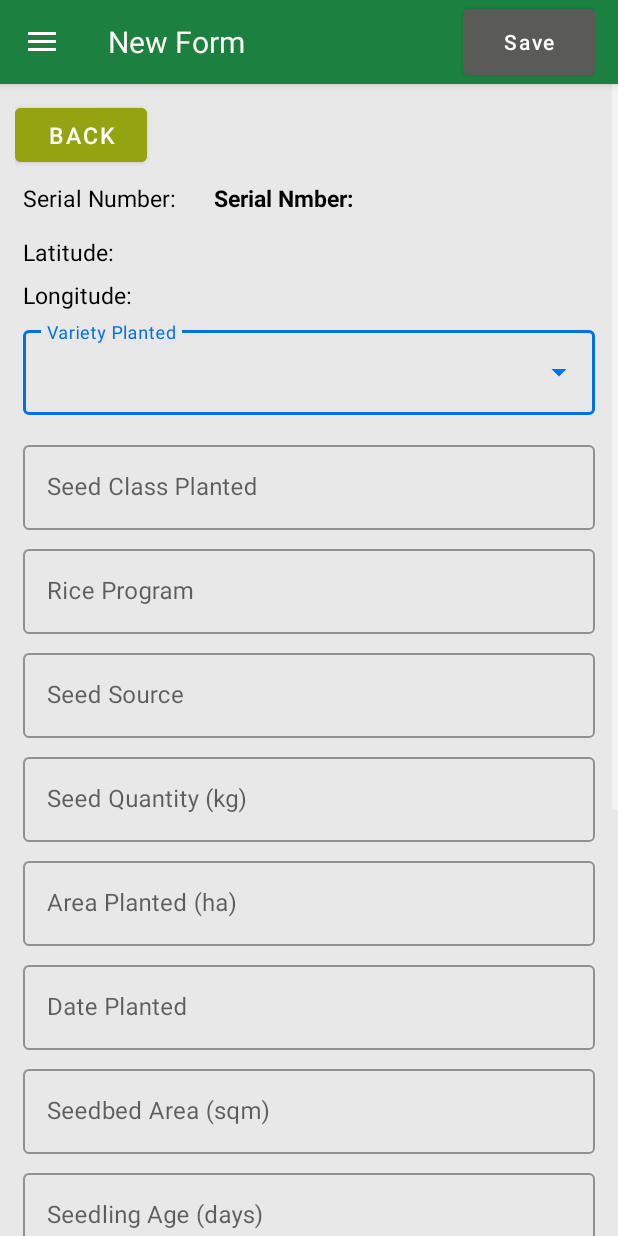
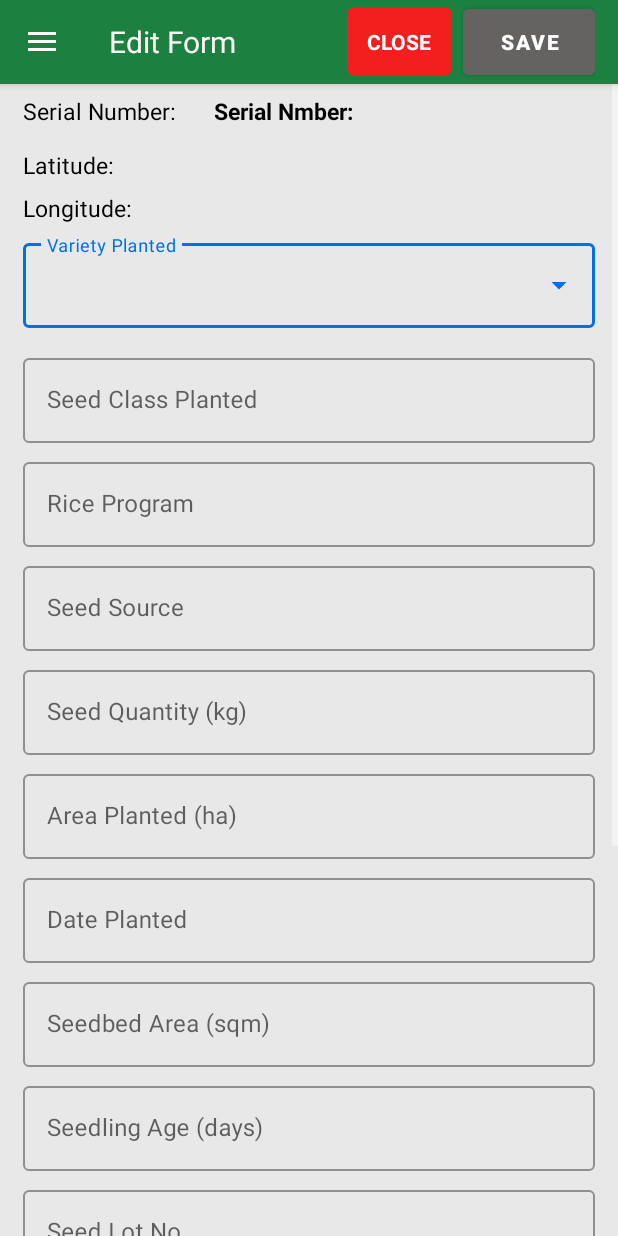
Before and after one commit to FrncsRdrgz/growApp, an Android app: the EditSeedProductionActivity screen opened directly, with no data from a screen before it, on a phone screen of 412 x 824 dp. Run offline under Robolectric (Android 15) with nearby library versions, the phone set to English and light mode, and no system bars; our stand-ins replace Room's generated code; libraries missing offline, so code that uses them is left out: com.budiyev.android; 30 statements that could not run were skipped.

Commit message:
updates on the UI

```diff
--- a/app/src/main/java/govph/rsis/growapp/EditSeedProductionActivity.java
+++ b/app/src/main/java/govph/rsis/growapp/EditSeedProductionActivity.java
@@ -93,9 +93,9 @@ public class EditSeedProductionActivity extends AppCompatActivity implements Loc
     LocationListener locationListener;
     Toolbar toolbar;
     LinearLayout l10, l11;
-    TextView tvLatitude, tvLongitude, tvCancel,tvSave,tvAccredNo,tvVersion,tvWelcomeName,tvWelcomeSerial,tvList,tvSent,tvDeleted;
+    TextView tvLatitude, tvLongitude, tvCancel,tvSave,tvAccredNo,tvVersion,tvWelcomeName,tvWelcomeSerial,tvList,tvSent,tvDeleted,titleForm,backBtn;
     MenuItem mList,mSent,mDeleted;
-    Button getLocationBtn,btnSave,backBtn;
+    Button getLocationBtn,btnSave;
     AutoCompleteTextView actVariety,actOtherVariety,actSeedClass, actSeedSource,actRiceProgram,actPreviousVariety;
     TextInputLayout tilVariety,tilOtherVariety,tilSeedClass,tilSeedSource, tilRiceProgram,tilDatePlanted,tilSeedClass2,tillSeedSource2,tilRiceProgram2,tilAreaPlanted,tilSeedQuantity,tilSeedBedArea,tilSeedlingAge,tilSeedLotNo,tilLabNo,tilCooperative,tilBarangay;
     ArrayAdapter<String> arrayAdapterVariety,arrayAdapterOtherVariety,arrayAdapterSeedClass,arrayAdapterSeedSource,arrayAdapterRiceProgram,arrayAdapterPreviousVariety;
@@ -156,8 +156,8 @@ public class EditSeedProductionActivity extends AppCompatActivity implements Loc
         tvVersion = headerView.findViewById(R.id.headerVersion);
         tvWelcomeName = (TextView) headerView.findViewById(R.id.headerName);
         tvWelcomeSerial = (TextView) headerView.findViewById(R.id.headerSerial);
-
-
+        titleForm = findViewById(R.id.titleForm);
+        titleForm.setText("Edit Form");
         /*Populate the navigation drawer badge*/
         mList = navigationView.getMenu().findItem(R.id.listBtn);
         mSent = navigationView.getMenu().findItem(R.id.sentItemBtn);
@@ -386,7 +386,7 @@ public class EditSeedProductionActivity extends AppCompatActivity implements Loc
         tetPreviousCrop.setText(seedGrowers.getPreviousCrop());
         if(!tvAccredNo.getText().toString().trim().isEmpty() && !tvLatitude.getText().toString().trim().isEmpty() && !tvLongitude.getText().toString().trim().isEmpty()){
             btnSave.setEnabled(true);
-            btnSave.setBackgroundColor(Color.parseColor("#EAB30C"));
+            btnSave.setBackgroundColor(Color.parseColor("#0070e8"));
         }
 
         SimpleDateFormat sdf =new SimpleDateFormat("yyyy-MM-dd");//set format of date you receive from db
--- a/app/src/main/java/govph/rsis/growapp/HomeActivity.java
+++ b/app/src/main/java/govph/rsis/growapp/HomeActivity.java
@@ -149,6 +149,7 @@ public class HomeActivity extends AppCompatActivity implements NavigationView.On
         pieChart.setData(pieData);
         pieChart.getDescription().setEnabled(false);
         pieChart.setDrawEntryLabels(false);
+        pieData.setValueFormatter(new PercentFormatter(pieChart));
         pieChart.setUsePercentValues(true);
         pieChart.setDrawHoleEnabled(false);
         pieChart.getLegend().setEnabled(false);
--- /dev/null
+++ b/app/src/main/res/drawable/border_radius.xml
@@ -0,0 +1,8 @@
+<?xml version="1.0" encoding="utf-8"?>
+<shape xmlns:android="http://schemas.android.com/apk/res/android"
+    android:shape="rectangle"
+    android:useLevel="false" >
+
+
+    <corners android:radius="5dp"/>
+</shape>
--- a/app/src/main/res/layout/activity_list.xml
+++ b/app/src/main/res/layout/activity_list.xml
@@ -49,17 +49,17 @@
                         android:layout_weight="1"
                         android:layout_height="match_parent"
                         android:gravity="end">
-                        <Button
+                        <TextView
                             android:id="@+id/listBtnAdd"
+                            android:drawableRight="@drawable/ic_baseline_add_24_white"
                             android:layout_width="wrap_content"
                             android:layout_height="match_parent"
                             android:drawablePadding="8dp"
                             android:gravity="center"
                             android:paddingLeft="16dp"
                             android:paddingRight="16dp"
-                            android:backgroundTint="#EAB30C"
                             android:textColor="#FFFF"
-                            android:text="Add"/>
+                            />
                     </LinearLayout>
 
                 </LinearLayout>
--- a/app/src/main/res/layout/activity_seed_production_detail.xml
+++ b/app/src/main/res/layout/activity_seed_production_detail.xml
@@ -30,16 +30,18 @@
                     android:paddingEnd="15dp"
                     android:orientation="horizontal"
                     android:showDividers="end">
+
+
                     <LinearLayout
                         android:layout_width="wrap_content"
                         android:layout_weight="1"
                         android:layout_height="match_parent">
                         <TextView
+                            android:id="@+id/titleForm"
                             android:layout_width="wrap_content"
                             android:layout_height="match_parent"
                             android:text="New Form"
                             android:gravity="center"
-
                             android:textColor="#FEFAF5"
                             android:textSize="20sp"/>
                     </LinearLayout>
@@ -48,15 +50,29 @@
                         android:layout_weight="1"
                         android:layout_height="match_parent"
                         android:gravity="end">
+                        <TextView
+                            android:layout_marginEnd="7dp"
+                            android:id="@+id/backBtn"
+                            android:layout_width="wrap_content"
+                            android:layout_height="wrap_content"
+                            android:background="@drawable/border_radius"
+                            android:backgroundTint="#F31F1F"
+                            android:textColor="#FFFF"
+                            android:gravity="center"
+                            android:textStyle="bold"
+                            android:text="CLOSE"
+                            android:padding="13dp"
+                            android:textAllCaps="false" />
                         <Button
 
                             android:id="@+id/btnSave"
+                            android:backgroundTint="#656262"
                             android:layout_width="wrap_content"
                             android:layout_height="match_parent"
-                            android:backgroundTint="#5A5A59"
                             android:drawableStart="@drawable/ic_location_on_white_24dp"
                             android:gravity="center"
-                            android:text="Save"
+                            android:textStyle="bold"
+                            android:text="SAVE"
                             android:textAllCaps="false" />
                     </LinearLayout>
 
@@ -75,26 +91,7 @@
                 android:layout_height="wrap_content" >
 
                 <LinearLayout
-                    android:id="@+id/linearBack"
-                    android:layout_width="match_parent"
-                    android:layout_height="wrap_content"
-                    android:paddingStart="10dp"
-                    android:paddingTop="10dp"
-                    android:paddingEnd="10dp"
-                    android:orientation="vertical"
-                    >
-                    <Button
-                        android:id="@+id/backBtn"
-                        android:layout_width="wrap_content"
-                        android:layout_height="wrap_content"
-                        android:layout_weight="1"
-                        android:backgroundTint="#94A310"
-                        android:textSize="15sp"
-                        android:text="Back"/>
-                </LinearLayout>
-                <LinearLayout
                     android:id="@+id/linearSerial"
-                    android:layout_below="@id/linearBack"
                     android:layout_width="match_parent"
                     android:layout_height="wrap_content"
                     android:paddingTop="7dp"
@@ -132,7 +129,7 @@
                         android:layout_width="wrap_content"
                         android:layout_height="wrap_content"
                         android:text="@string/getLocationBtn"
-                        android:textColor="#FFFFFF"
+                        android:backgroundTint="@color/colorPrimary"
                         android:textAllCaps="false"
                         android:drawableStart="@drawable/ic_location_on_white_24dp"
                         />
```
Also changed, not shown: app/src/main/java/govph/rsis/growapp/ListActivity.java (+17 -4 lines), app/src/main/java/govph/rsis/growapp/SeedProductionDetailActivity.java (+8 -6 lines), app/src/main/res/layout/activity_about.xml (+95 -1 lines), app/src/main/res/layout/activity_home.xml (+44 -29 lines), 189 other files.
